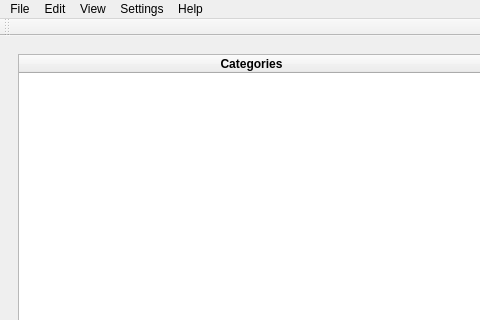
MaxB321/TimeBranchr, file src/gui/ui/main_window.ui: the form before one commit; both pictures show x 0 to 480 and y 0 to 320 of the 975 by 637 pixel window.
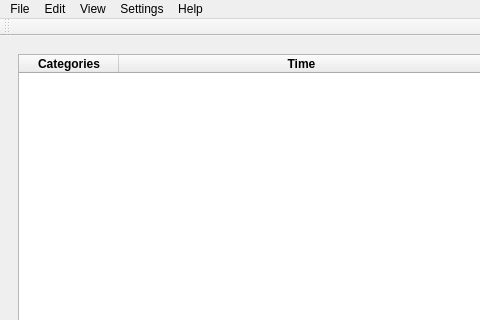
The form after the commit.

Commit message: added new column to category tree widget and renamed object for less ambiguity

The edit to the form file:
```diff
--- a/src/gui/ui/main_window.ui
+++ b/src/gui/ui/main_window.ui
@@ -139,7 +139,13 @@
          </widget>
         </item>
         <item row="0" column="0">
-         <widget class="QTreeWidget" name="treeWidget">
+         <widget class="QTreeWidget" name="categoryTreeWidget">
+          <property name="minimumSize">
+           <size>
+            <width>467</width>
+            <height>0</height>
+           </size>
+          </property>
           <column>
            <property name="text">
             <string notr="true">Categories</string>
@@ -153,6 +159,19 @@
             <set>AlignCenter</set>
            </property>
           </column>
+          <column>
+           <property name="text">
+            <string>Time</string>
+           </property>
+           <property name="font">
+            <font>
+             <bold>true</bold>
+            </font>
+           </property>
+           <property name="textAlignment">
+            <set>AlignCenter</set>
+           </property>
+          </column>
          </widget>
         </item>
        </layout>
```
The commit also changes 2 other files.
